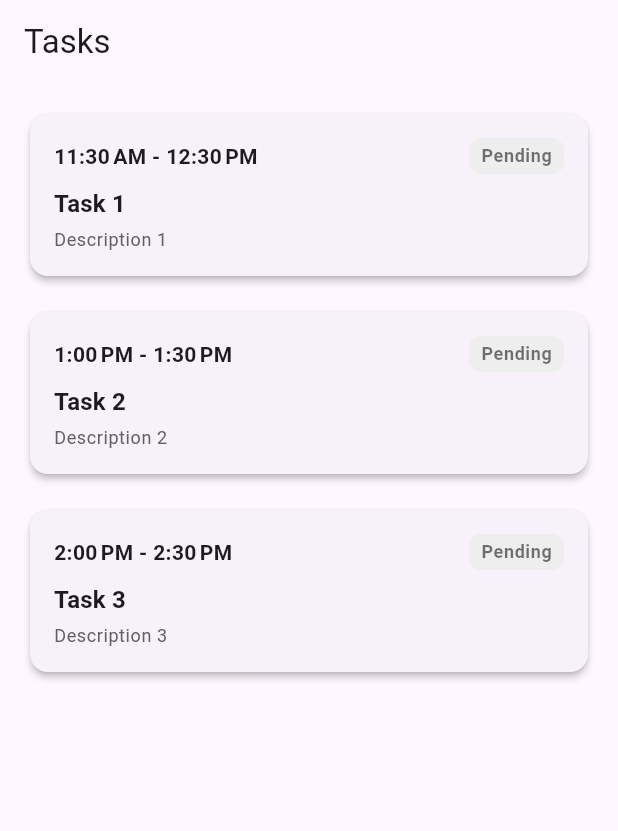
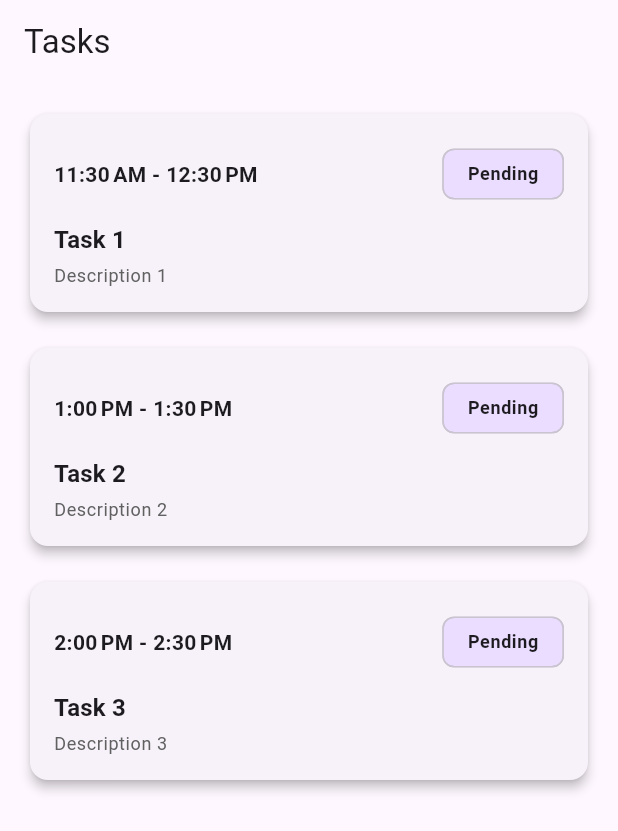
Before and after one commit to h00dieB0y/ntango, a Flutter app: the screen it shows after launch, on a phone screen of 412 x 824 dp. Shown: the top 831 px of the screen. Run offline on Flutter 3.47's test engine with Material 3 defaults, Android fonts, the phone set to English and light mode, and no system bars.

Commit message:
feat: Enhance TaskCard with optional onTap callback and improved badge logic

```diff
--- a/app/ui/lib/src/features/tasks/presentation/widgets/task_card.dart
+++ b/app/ui/lib/src/features/tasks/presentation/widgets/task_card.dart
@@ -4,10 +4,12 @@ import 'package:ntango/src/features/tasks/data/models/task_model.dart';
 
 class TaskCard extends StatelessWidget {
   final TaskModel task;
+  final VoidCallback? onTap; // Optional tap callback
 
   const TaskCard({
     super.key,
     required this.task,
+    this.onTap,
   });
 
   String _formatTimeRange() {
@@ -16,23 +18,43 @@ class TaskCard extends StatelessWidget {
   }
 
   String get badgeText {
-    // Example logic: if the task is completed then show 'Completed', else 'Pending'
-    return task.isCompleted ? 'Completed' : 'Pending';
+    if (task.isCompleted) {
+      return 'Completed';
+    } else if (DateTime.now().isAfter(task.startDate) &&
+        DateTime.now().isBefore(task.endDate)) {
+      return 'In Progress';
+    } else {
+      return 'Pending';
+    }
+  }
+
+  Color _badgeColor(BuildContext context) {
+    if (task.isCompleted) {
+      return Theme.of(context).colorScheme.secondaryContainer;
+    } else if (DateTime.now().isAfter(task.startDate) &&
+        DateTime.now().isBefore(task.endDate)) {
+      return Colors.amber;
+    } else {
+      return Theme.of(context).colorScheme.primaryContainer;
+    }
   }
 
   @override
   Widget build(BuildContext context) {
     return Card(
+      elevation: 3,
       shape: RoundedRectangleBorder(
         borderRadius: BorderRadius.circular(12),
       ),
-      elevation: 2,
+      clipBehavior: Clip.antiAlias,
+      child: InkWell(
+        onTap: onTap,
         child: Padding(
           padding: const EdgeInsets.all(16.0),
           child: Column(
             crossAxisAlignment: CrossAxisAlignment.start,
             children: [
-            // Top row
+              // Top row with time range and badge
               Row(
                 mainAxisAlignment: MainAxisAlignment.spaceBetween,
                 children: [
@@ -42,11 +64,19 @@ class TaskCard extends StatelessWidget {
                           fontWeight: FontWeight.w600,
                         ),
                   ),
-                _buildBadge(context),
+                  Chip(
+                    label: Text(
+                      badgeText,
+                      style: Theme.of(context).textTheme.bodySmall?.copyWith(
+                            fontWeight: FontWeight.w600,
+                          ),
+                    ),
+                    backgroundColor: _badgeColor(context),
+                  )
                 ],
               ),
               const SizedBox(height: 8),
-            // Title
+              // Task title
               Text(
                 task.title,
                 style: Theme.of(context).textTheme.titleMedium?.copyWith(
@@ -54,7 +84,7 @@ class TaskCard extends StatelessWidget {
                     ),
               ),
               const SizedBox(height: 4),
-            // Subtitle (using task description)
+              // Task description
               Text(
                 task.description,
                 style: Theme.of(context).textTheme.bodySmall?.copyWith(
@@ -64,22 +94,6 @@ class TaskCard extends StatelessWidget {
             ],
           ),
         ),
-    );
-  }
-
-  Widget _buildBadge(BuildContext context) {
-    return Container(
-      padding: const EdgeInsets.symmetric(horizontal: 8, vertical: 4),
-      decoration: BoxDecoration(
-        color: Colors.grey[200],
-        borderRadius: BorderRadius.circular(8),
-      ),
-      child: Text(
-        badgeText,
-        style: Theme.of(context).textTheme.bodySmall?.copyWith(
-              fontWeight: FontWeight.w600,
-              color: Colors.black54,
-            ),
       ),
     );
   }
```
Lines whose indentation alone changed are shown as unchanged.
